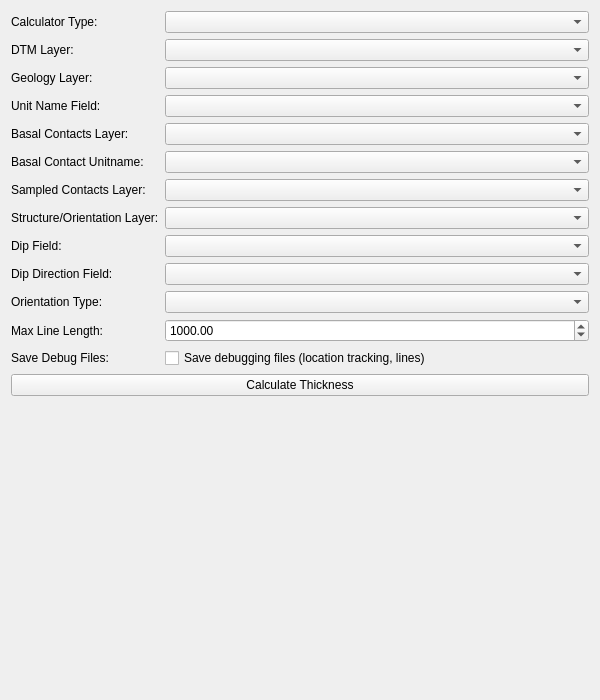
Loop3D/plugin_loopstructural, file loopstructural/gui/map2loop_tools/thickness_calculator_widget.ui: the form before one commit.
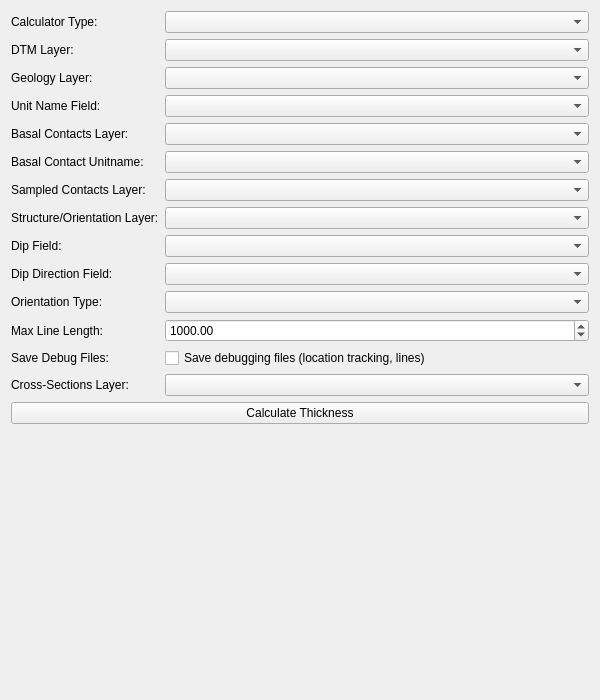
The form after the commit. Custom widgets are drawn as their Qt base class.

Commit message: fix: add data converter widget and section thickness calculator

Patch:
```diff
--- a/loopstructural/gui/map2loop_tools/thickness_calculator_widget.ui
+++ b/loopstructural/gui/map2loop_tools/thickness_calculator_widget.ui
@@ -161,6 +161,20 @@
      <item row="5" column="1">
       <widget class="QgsFieldComboBox" name="basalUnitNameFieldComboBox"/>
      </item>
+     <item row="13" column="0">
+      <widget class="QLabel" name="crossSectionLayerLabel">
+       <property name="text">
+        <string>Cross-Sections Layer:</string>
+       </property>
+      </widget>
+     </item>
+     <item row="13" column="1">
+      <widget class="QgsMapLayerComboBox" name="crossSectionLayerComboBox">
+       <property name="allowEmptyLayer">
+        <bool>true</bool>
+       </property>
+      </widget>
+     </item>
     </layout>
    </item>
    <item>
```
The commit also changes 10 other files.
